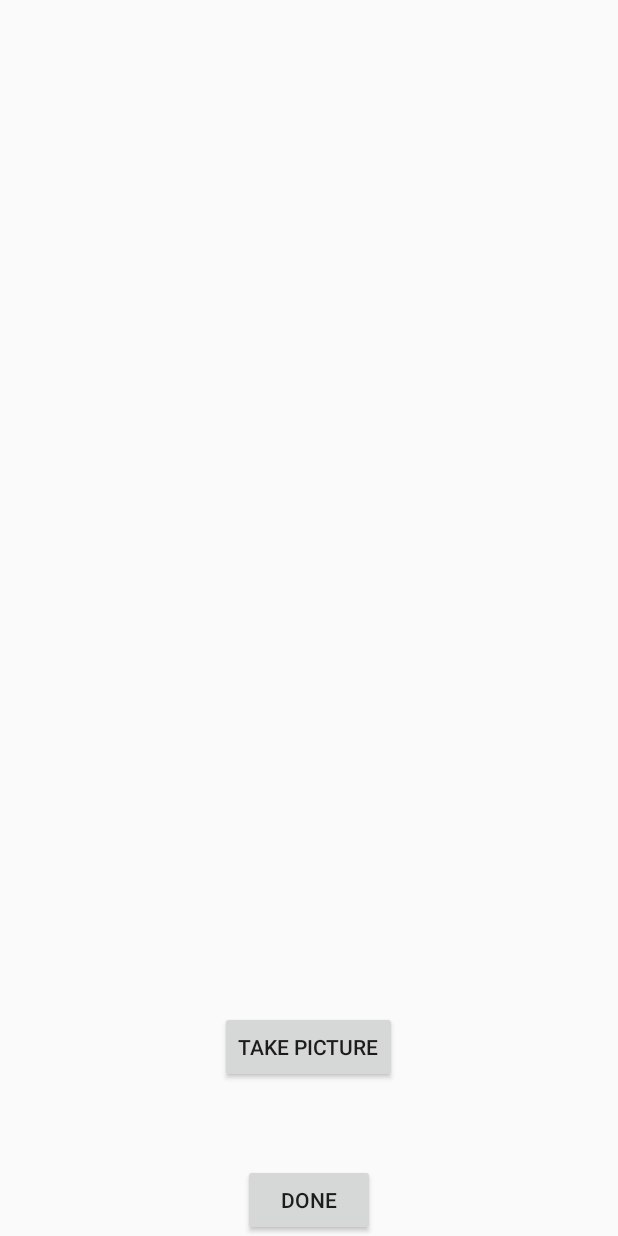
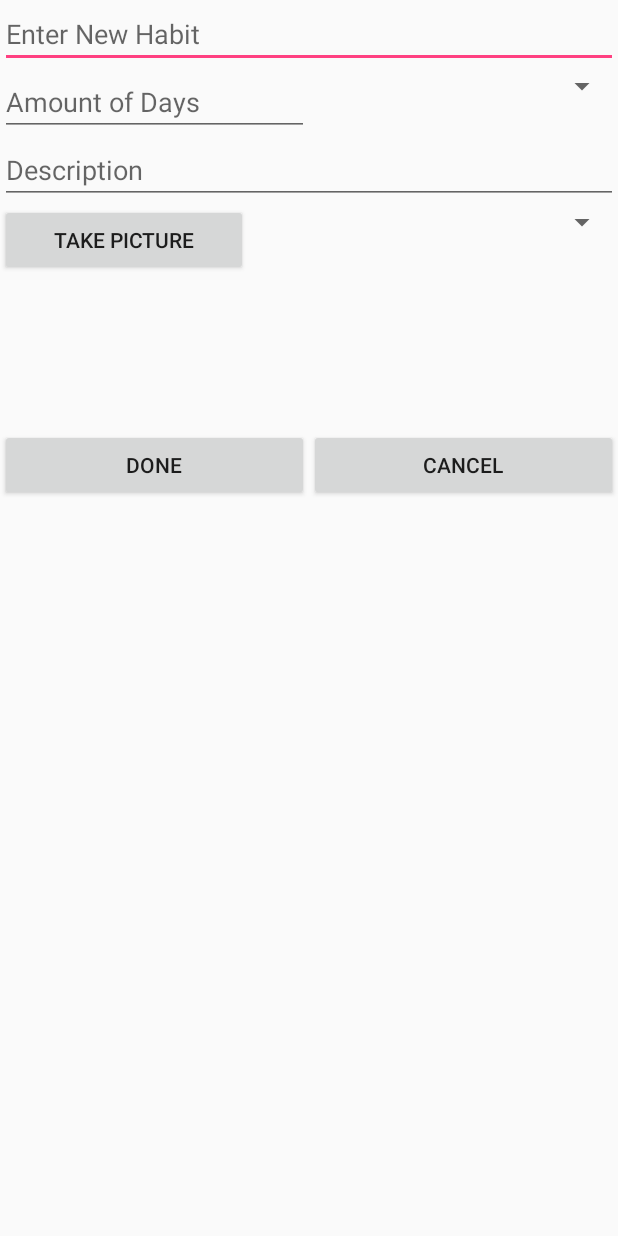
Before and after one commit to leanhduy1998/Challenge, an Android app: the screen it shows after launch (TakePicture), after a tap on an icon or button, on a phone screen of 412 x 824 dp. Run offline under Robolectric (Android 15) with nearby library versions, the phone set to English and light mode, and no system bars.

Commit message:
update take picture xml

```diff
--- a/app/src/main/java/thegamers/duyle/gamers/MainActivity.java
+++ b/app/src/main/java/thegamers/duyle/gamers/MainActivity.java
@@ -32,9 +32,6 @@ public class MainActivity extends AppCompatActivity {
 
         String[] skills={"reading","lifting", "running", "badminton", "socializing"};
         ListView newFeedList = (ListView) findViewById(R.id.newFeedList);
-
-        int scrWidth  = getWindowManager().getDefaultDisplay().getWidth();
-        int scrHeight = getWindowManager().getDefaultDisplay().getHeight();
 
 
         ListAdapter adapter= new CustomAdapter(this,skills);
--- a/app/src/main/java/thegamers/duyle/gamers/TakePicture.java
+++ b/app/src/main/java/thegamers/duyle/gamers/TakePicture.java
@@ -29,7 +29,7 @@ public class TakePicture extends AppCompatActivity {
     @Override
     protected void onCreate(Bundle savedInstanceState) {
         super.onCreate(savedInstanceState);
-        setContentView(R.layout.take_picture_fragment);
+        setContentView(R.layout.take_picture);
         takePictureB=(Button) findViewById(R.id.takePicturebutton);
 
         doneButton = (Button) findViewById(R.id.doneButton);
--- /dev/null
+++ b/app/src/main/res/layout/take_picture.xml
@@ -0,0 +1,97 @@
+<?xml version="1.0" encoding="utf-8"?>
+<RelativeLayout xmlns:android="http://schemas.android.com/apk/res/android"
+    xmlns:app="http://schemas.android.com/apk/res-auto"
+    xmlns:tools="http://schemas.android.com/tools"
+    android:layout_width="match_parent" android:layout_height="match_parent">
+
+    <LinearLayout
+        android:orientation="vertical"
+        android:layout_width="match_parent"
+        android:layout_height="match_parent">
+
+        <EditText
+            android:layout_width="match_parent"
+            android:layout_height="wrap_content"
+            android:inputType="textPersonName"
+            android:ems="10"
+            android:id="@+id/habitTextField"
+            android:hint="Enter New Habit" />
+
+        <LinearLayout
+            android:orientation="horizontal"
+            android:layout_width="match_parent"
+            android:layout_height="wrap_content">
+
+            <EditText
+                android:layout_width="match_parent"
+                android:layout_height="wrap_content"
+                android:inputType="time"
+                android:ems="10"
+                android:id="@+id/amountOfDaysTextField"
+                android:layout_weight="1"
+                android:hint="Amount of Days" />
+
+            <Spinner
+                android:layout_width="match_parent"
+                android:layout_height="wrap_content"
+                android:id="@+id/spinnerTypeOfLength"
+                android:layout_weight="1" />
+        </LinearLayout>
+
+        <EditText
+            android:layout_width="match_parent"
+            android:layout_height="wrap_content"
+            android:inputType="textPersonName"
+            android:ems="10"
+            android:id="@+id/descriptionTextField"
+            android:hint="Description" />
+
+        <LinearLayout
+            android:orientation="horizontal"
+            android:layout_width="match_parent"
+            android:layout_height="wrap_content">
+
+            <Button
+                android:text="Take Picture"
+                android:layout_width="165dp"
+                android:layout_height="wrap_content"
+                android:layout_alignParentBottom="true"
+                android:layout_centerHorizontal="true"
+                android:layout_marginBottom="102dp"
+                android:id="@+id/takePicturebutton" />
+
+            <Spinner
+                android:layout_width="match_parent"
+                android:layout_height="wrap_content"
+                android:id="@+id/publicitySpinner"
+                android:layout_weight="1" />
+
+        </LinearLayout>
+
+        <LinearLayout
+            android:orientation="horizontal"
+            android:layout_width="match_parent"
+            android:layout_height="match_parent">
+
+            <Button
+                android:text="Done"
+                android:layout_width="wrap_content"
+                android:layout_height="wrap_content"
+                android:layout_alignParentBottom="true"
+                android:layout_centerHorizontal="true"
+                android:id="@+id/doneButton"
+                android:onClick="setFragment"
+                android:layout_weight="1" />
+
+            <Button
+                android:text="Cancel"
+                android:layout_width="wrap_content"
+                android:layout_height="wrap_content"
+                android:id="@+id/cancelButton"
+                android:layout_weight="1" />
+        </LinearLayout>
+
+    </LinearLayout>
+
+
+</RelativeLayout>
--- a/app/src/main/res/layout/take_picture_fragment.xml
+++ /dev/null
@@ -1,26 +0,0 @@
-<?xml version="1.0" encoding="utf-8"?>
-<RelativeLayout xmlns:android="http://schemas.android.com/apk/res/android"
-    xmlns:app="http://schemas.android.com/apk/res-auto"
-    android:layout_width="match_parent" android:layout_height="match_parent">
-
-    <Button
-        android:text="Take Picture"
-        android:layout_width="wrap_content"
-        android:layout_height="wrap_content"
-        android:layout_alignParentBottom="true"
-        android:layout_centerHorizontal="true"
-        android:layout_marginBottom="102dp"
-        android:id="@+id/takePicturebutton" />
-
-    <Button
-        android:text="Done"
-        android:layout_width="wrap_content"
-        android:layout_height="wrap_content"
-        android:layout_alignParentBottom="true"
-        android:layout_centerHorizontal="true"
-        android:id="@+id/doneButton"
-        android:onClick="setFragment" />
-
-
-
-</RelativeLayout>
```
